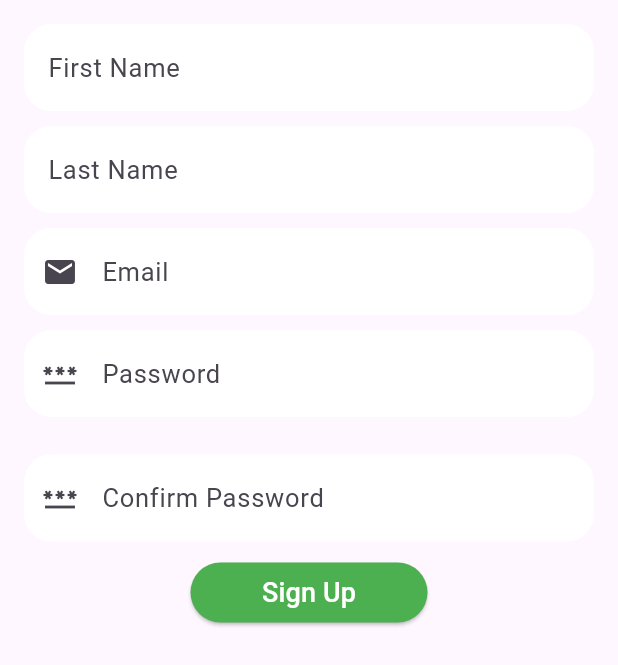
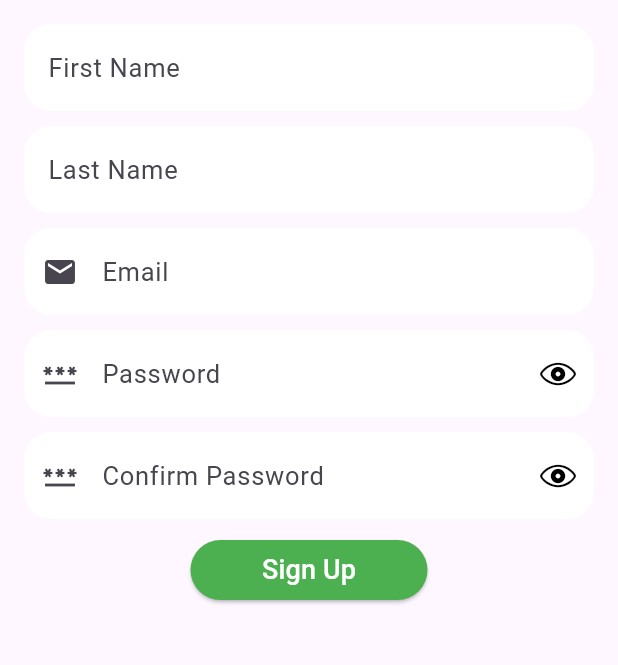
Before and after one commit to muzamil-dev/Peer-Review-MERN-Stack, a Flutter app: the SignUpScreen widget shown alone on an empty page, opened directly, on a phone screen of 412 x 824 dp. Shown: the top 665 px of the screen. Run offline on Flutter 3.47's test engine with Material 3 defaults, Android fonts, the phone set to English and light mode, and no system bars; our stand-ins replace dio, fl_chart, flutter_rating_bar, flutter_secure_storage, flutter_svg, jwt_decoder; accounts and stored records are empty.

Commit message:
Added Toggleble Eye Icons for Password and Confirm Password

```diff
--- a/flutter_application/lib/src/login-signup/loginsignup.dart
+++ b/flutter_application/lib/src/login-signup/loginsignup.dart
@@ -1,3 +1,4 @@
+import 'package:flutter/cupertino.dart';
 import 'package:flutter/material.dart';
 import 'package:flutter_application/src/dashboard/admin_dashboard.dart';
 import 'dart:ui'; // for BackdropFilter
@@ -430,7 +431,10 @@ class _SignUpScreenState extends State<SignUpScreen> {
   String invalidPasswordMessage = '';
   bool showInvalidWidget = false;
   final _formKey = GlobalKey<FormState>();
-  FocusNode _focus = FocusNode();
+  bool showPassword = false;
+  bool showConfirmPassword = false;
+  bool obscurePassword = true;
+  bool obscureConfirmPassword = true;
 
   Future<void> userSignUp(
       BuildContext context,
@@ -589,7 +593,9 @@ class _SignUpScreenState extends State<SignUpScreen> {
 
   Widget showPasswordRequirements() {
     if (showInvalidWidget) {
-      return Container(
+      return Column(
+        children: [
+          Container(
             padding: EdgeInsets.all(8.0),
             decoration: BoxDecoration(
                 color: Colors.white,
@@ -648,21 +654,28 @@ class _SignUpScreenState extends State<SignUpScreen> {
                 ),
               ],
             ),
+          ),
+          const SizedBox(
+            height: 15,
+          ),
+        ],
       );
     } else {
       return const SizedBox();
     }
   }
 
-  Widget displayRequirements() {
-    if (showInvalidWidget) {
-      return Drawer(
-        child: Center(
-          child: showPasswordRequirements(),
-        ),
+  Widget showEyeIcon() {
+    if (showPassword) {
+      return const Icon(
+        CupertinoIcons.eye_slash,
+        color: Colors.black,
       );
     }
-    return const SizedBox();
+    return const Icon(
+      CupertinoIcons.eye,
+      color: Colors.black,
+    );
   }
 
   @override
@@ -785,12 +798,21 @@ class _SignUpScreenState extends State<SignUpScreen> {
                           const BorderSide(color: Colors.blue, width: 3),
                     ),
                     prefixIcon: const Icon(Icons.password),
+                    suffixIcon: IconButton(
+                      onPressed: () {
+                        setState(() {
+                          showPassword = !showPassword;
+                          obscurePassword = !obscurePassword;
+                        });
+                      },
+                      icon: showEyeIcon(),
+                    ),
                     errorStyle: const TextStyle(
                         color: Colors.red,
                         fontSize: 14,
                         fontWeight: FontWeight.bold),
                   ),
-                  obscureText: true,
+                  obscureText: obscurePassword,
                   validator: (value) {
                     if (value == null || value.isEmpty) {
                       return "Please Enter a Non-Empty Field";
@@ -808,9 +830,6 @@ class _SignUpScreenState extends State<SignUpScreen> {
                 ),
               ),
               showPasswordRequirements(),
-              const SizedBox(
-                height: 15,
-              ),
               Container(
                 margin: const EdgeInsets.only(bottom: 10.0),
                 child: TextFormField(
@@ -829,12 +848,21 @@ class _SignUpScreenState extends State<SignUpScreen> {
                           const BorderSide(color: Colors.blue, width: 3),
                     ),
                     prefixIcon: const Icon(Icons.password),
+                    suffixIcon: IconButton(
+                      onPressed: () {
+                        setState(() {
+                          showConfirmPassword = !showConfirmPassword;
+                          obscureConfirmPassword = !obscureConfirmPassword;
+                        });
+                      },
+                      icon: showEyeIcon(),
+                    ),
                     errorStyle: const TextStyle(
                         color: Colors.red,
                         fontSize: 14,
                         fontWeight: FontWeight.bold),
                   ),
-                  obscureText: true,
+                  obscureText: obscureConfirmPassword,
                   validator: (value) {
                     if (value == null || value.isEmpty) {
                       return "Please Enter a Non-Empty Field";
```
Lines whose indentation alone changed are shown as unchanged.
